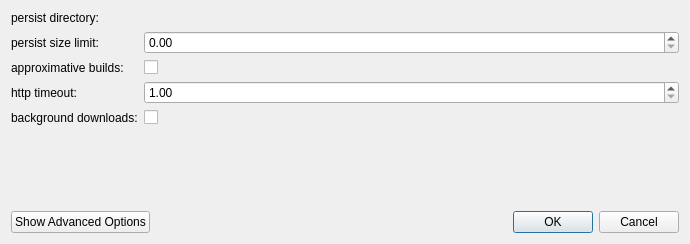
First picture: the form in gui/mozregui/ui/global_prefs.ui, repository mozilla/mozregression, before the edit.
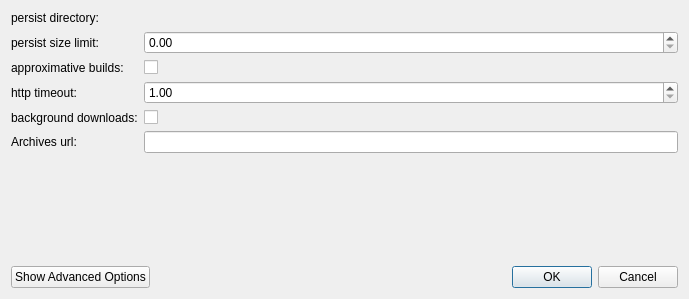
Second picture: the form after the edit. Custom widgets are drawn as their Qt base class.

Commit message: [GUI] Option to change the archive server

```diff
--- a/gui/mozregui/ui/global_prefs.ui
+++ b/gui/mozregui/ui/global_prefs.ui
@@ -6,8 +6,8 @@
    <rect>
     <x>0</x>
     <y>0</y>
-    <width>690</width>
-    <height>244</height>
+    <width>689</width>
+    <height>299</height>
    </rect>
   </property>
   <property name="windowTitle">
@@ -103,6 +103,19 @@
        </property>
       </widget>
      </item>
+     <item row="5" column="0">
+      <widget class="QLabel" name="label_5">
+       <property name="toolTip">
+        <string>&lt;html&gt;&lt;head/&gt;&lt;body&gt;&lt;p&gt;Base url used to find the archived builds. You can set it blank to revert to the default value.&lt;/p&gt;&lt;/body&gt;&lt;/html&gt;</string>
+       </property>
+       <property name="text">
+        <string>Archives url:</string>
+       </property>
+      </widget>
+     </item>
+     <item row="5" column="1">
+      <widget class="QLineEdit" name="archive_base_url"/>
+     </item>
     </layout>
    </item>
    <item>
```
The commit also changes 2 other files.
